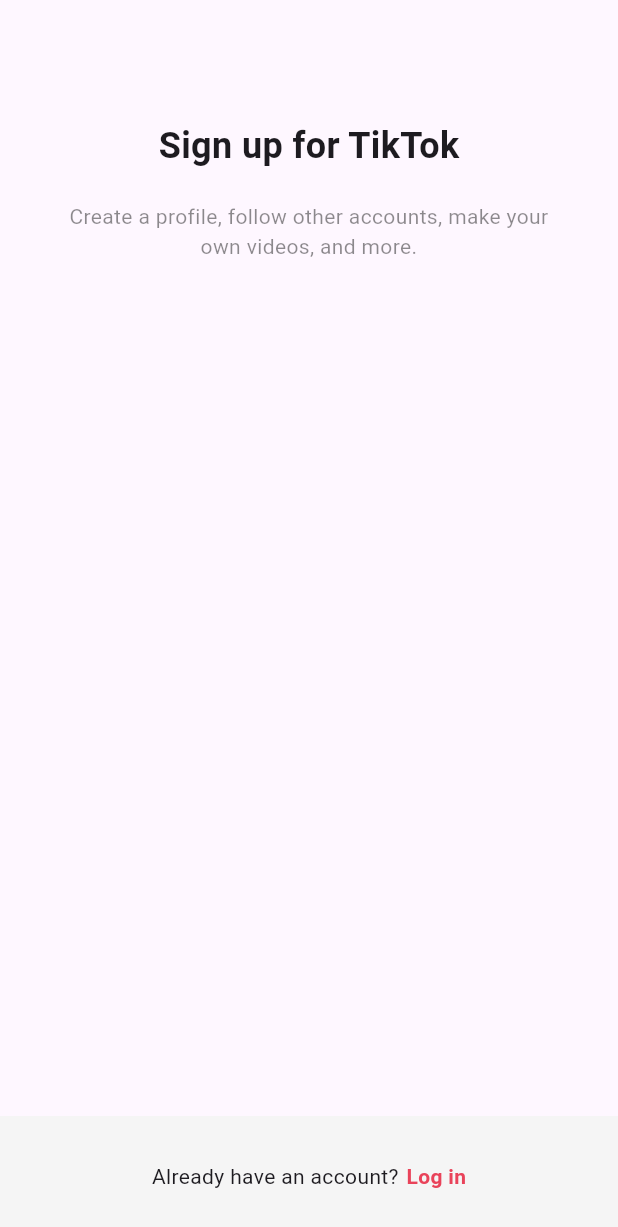
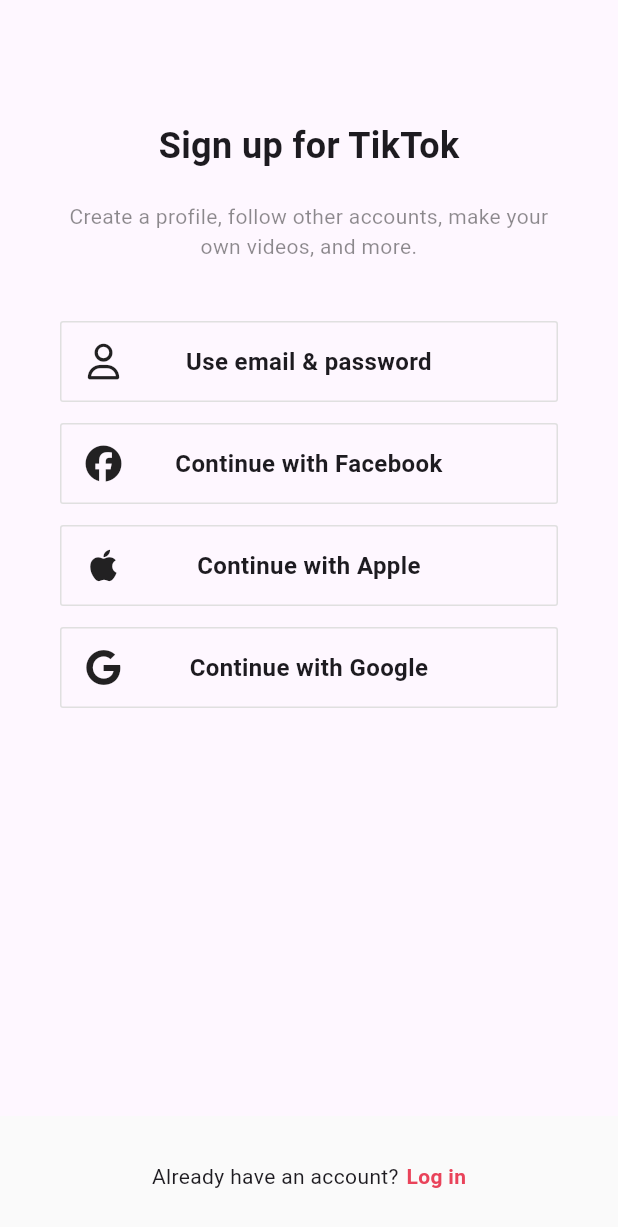
Before and after one commit to wjdgusdn1223/tiktok_clone, a Flutter app: the screen it shows after launch, on a phone screen of 412 x 824 dp. Shown: the top 1227 px of the screen. Run offline on Flutter 3.47's test engine with Material 3 defaults, Android fonts, the phone set to English and light mode, and no system bars; our stand-ins replace font_awesome_flutter.

Commit message:
authentication feature second commit

```diff
--- a/lib/screens/sign_up/sign_up_screen.dart
+++ b/lib/features/authentication/sign_up_screen.dart
@@ -1,9 +1,20 @@
 import 'package:flutter/material.dart';
+import 'package:font_awesome_flutter/font_awesome_flutter.dart';
 import 'package:tiktok_clone/constants/gaps.dart';
 import 'package:tiktok_clone/constants/sizes.dart';
+import 'package:tiktok_clone/features/authentication/login_screen.dart';
+import 'package:tiktok_clone/features/authentication/widgets/auth_button.dart';
 
 class SignUpScreen extends StatelessWidget {
   const SignUpScreen({super.key});
+
+  void onLoginTap(BuildContext context) {
+    Navigator.of(context).push(
+      MaterialPageRoute(
+        builder: (context) => const LoginScreen(),
+      ),
+    );
+  }
 
   @override
   Widget build(BuildContext context) {
@@ -30,12 +41,32 @@ class SignUpScreen extends StatelessWidget {
                 ),
                 textAlign: TextAlign.center,
               ),
+              Gaps.v40,
+              AuthButton(
+                text: 'Use email & password',
+                icon: FaIcon(FontAwesomeIcons.user),
+              ),
+              Gaps.v14,
+              AuthButton(
+                text: 'Continue with Facebook',
+                icon: FaIcon(FontAwesomeIcons.facebook),
+              ),
+              Gaps.v14,
+              AuthButton(
+                text: 'Continue with Apple',
+                icon: FaIcon(FontAwesomeIcons.apple),
+              ),
+              Gaps.v14,
+              AuthButton(
+                text: 'Continue with Google',
+                icon: FaIcon(FontAwesomeIcons.google),
+              ),
             ],
           ),
         ),
       ),
       bottomNavigationBar: BottomAppBar(
-        color: Colors.grey.shade100,
+        color: Colors.grey.shade50,
         elevation: 1,
         padding: const EdgeInsets.symmetric(
           vertical: Sizes.size24,
@@ -47,11 +78,14 @@ class SignUpScreen extends StatelessWidget {
               'Already have an account?',
             ),
             Gaps.h5,
-            Text(
-              'Log in',
-              style: TextStyle(
-                color: Theme.of(context).primaryColor,
-                fontWeight: FontWeight.w600,
+            GestureDetector(
+              onTap: () => onLoginTap(context),
+              child: Text(
+                'Log in',
+                style: TextStyle(
+                  color: Theme.of(context).primaryColor,
+                  fontWeight: FontWeight.w600,
+                ),
               ),
             ),
           ],
--- /dev/null
+++ b/lib/features/authentication/widgets/auth_button.dart
@@ -0,0 +1,55 @@
+import 'package:flutter/material.dart';
+import 'package:font_awesome_flutter/font_awesome_flutter.dart';
+import 'package:tiktok_clone/constants/sizes.dart';
+
+class AuthButton extends StatelessWidget {
+  final String text;
+  final FaIcon icon;
+
+  const AuthButton({
+    super.key,
+    required this.text,
+    required this.icon,
+  });
+
+  @override
+  Widget build(BuildContext context) {
+    return FractionallySizedBox(
+      widthFactor: 1,
+      child: Container(
+        padding: const EdgeInsets.symmetric(
+          vertical: Sizes.size14,
+          horizontal: Sizes.size16,
+        ),
+        decoration: BoxDecoration(
+            border: Border.all(
+              color: Colors.grey.shade300,
+              width: Sizes.size1,
+            ),
+            borderRadius: BorderRadius.circular(Sizes.size2)),
+        child: Stack(
+          alignment: Alignment.center,
+          children: [
+            Align(
+              alignment: Alignment.centerLeft,
+              child: Container(
+                height: Sizes.size24,
+                width: Sizes.size24,
+                alignment: Alignment.center,
+                child: icon,
+              ),
+            ),
+            Text(
+              text,
+              style: const TextStyle(
+                fontSize: Sizes.size16,
+                fontWeight: FontWeight.w600,
+              ),
+              textAlign: TextAlign.center,
+            ),
+          ],
+        ),
+      ),
+    );
+  }
+}
--- a/lib/main.dart
+++ b/lib/main.dart
@@ -1,5 +1,5 @@
 import 'package:flutter/material.dart';
-import 'package:tiktok_clone/screens/sign_up/sign_up_screen.dart';
+import 'package:tiktok_clone/features/authentication/sign_up_screen.dart';
 
 void main() {
   runApp(const TikTokApp());
--- a/pubspec.yaml
+++ b/pubspec.yaml
@@ -35,6 +35,8 @@ dependencies:
   # The following adds the Cupertino Icons font to your application.
   # Use with the CupertinoIcons class for iOS style icons.
   cupertino_icons: ^1.0.2
+
+  font_awesome_flutter: ^10.3.0
 
 dev_dependencies:
   flutter_test:
```
Also changed, not shown: lib/features/authentication/login_screen.dart (added, +86 -0 lines), lib/features/sign_up/sign_up_screen.dart (added, +74 -0 lines), pubspec.lock.
